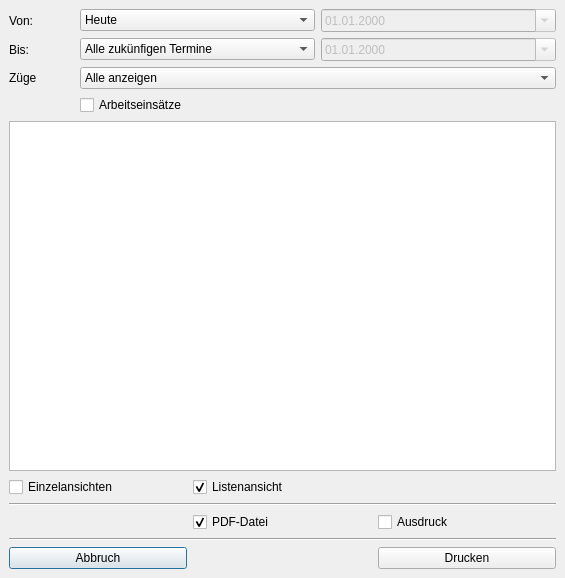
Qt form Programm/exportgesamt.ui (philjosch/Einsatzplaner) before a commit.
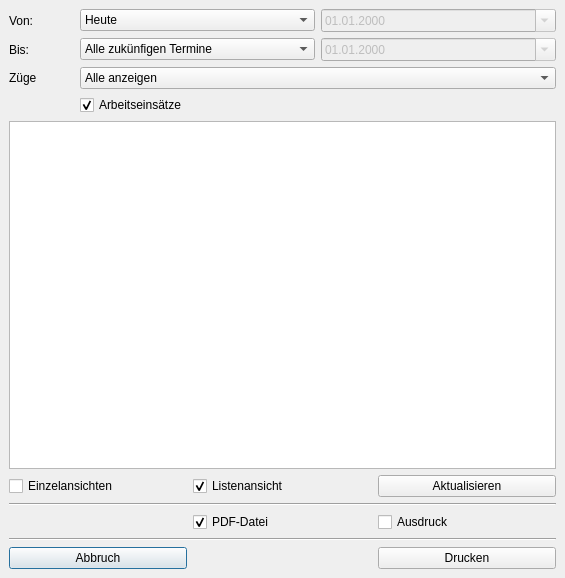
The same form after that commit.

```diff
--- a/Programm/exportgesamt.ui
+++ b/Programm/exportgesamt.ui
@@ -266,12 +266,15 @@
        <property name="text">
         <string>Arbeitseinsätze</string>
        </property>
+       <property name="checked">
+        <bool>true</bool>
+       </property>
       </widget>
      </item>
     </layout>
    </item>
    <item row="2" column="0">
-    <layout class="QGridLayout" name="gridLayout_3">
+    <layout class="QGridLayout" name="gridLayout_3" columnstretch="1,1,1">
      <property name="leftMargin">
       <number>0</number>
      </property>
@@ -304,19 +307,6 @@
        </property>
       </widget>
      </item>
-     <item row="0" column="2">
-      <spacer name="horizontalSpacer_2">
-       <property name="orientation">
-        <enum>Qt::Horizontal</enum>
-       </property>
-       <property name="sizeHint" stdset="0">
-        <size>
-         <width>40</width>
-         <height>20</height>
-        </size>
-       </property>
-      </spacer>
-     </item>
      <item row="1" column="0" colspan="3">
       <widget class="Line" name="line">
        <property name="orientation">
@@ -388,6 +378,13 @@
        </property>
       </widget>
      </item>
+     <item row="0" column="2">
+      <widget class="QPushButton" name="pushButton">
+       <property name="text">
+        <string>Aktualisieren</string>
+       </property>
+      </widget>
+     </item>
     </layout>
    </item>
   </layout>
```
